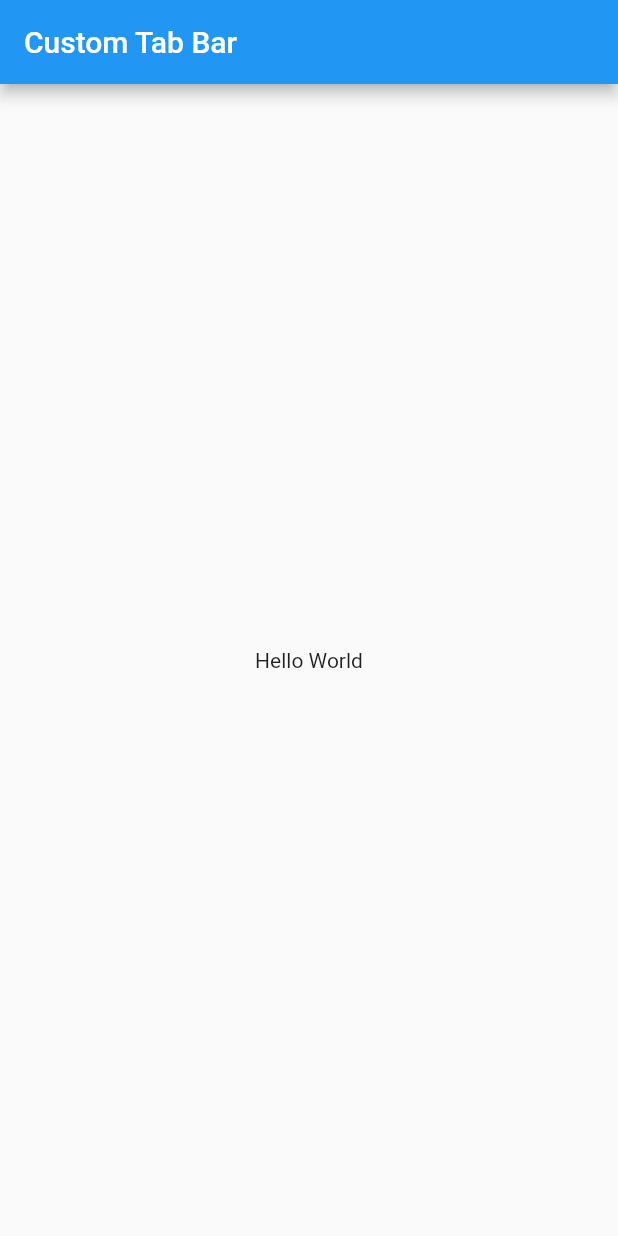
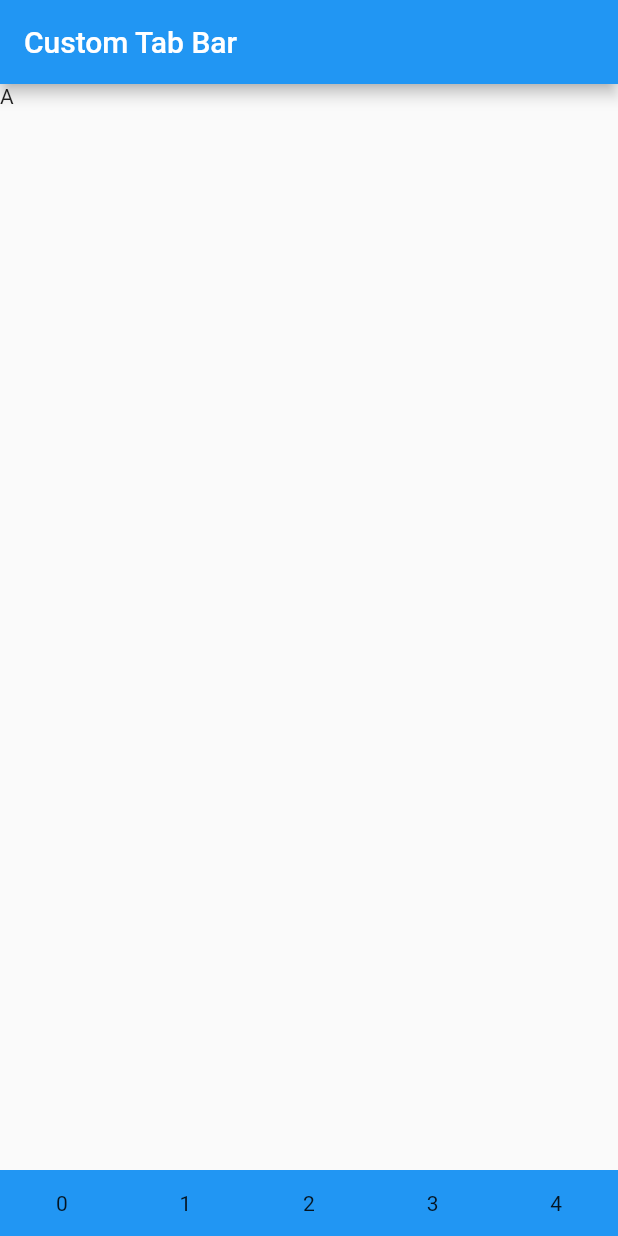
Before and after one commit to damon-ko/custom_tab_bar, a Flutter app: the screen it shows after launch, on a phone screen of 412 x 824 dp. Run offline on Flutter 3.47's test engine with Material 2 defaults, Android fonts, the light colour scheme and no system bars.

Commit message:
#1 기본 탭바 구성
* 탭바 버튼 5개 구성
* 페이지 전환 구성

```diff
--- /dev/null
+++ b/lib/custom_tab_bar.dart
@@ -0,0 +1,52 @@
+import 'package:custom_tab_bar/custom_tab_button.dart';
+import 'package:flutter/material.dart';
+
+class CustomTabBar extends StatefulWidget {
+  const CustomTabBar({
+    Key? key,
+    this.tabController,
+    this.backgroundColor = Colors.transparent,
+    this.height = 44,
+  }) : super(key: key);
+
+  final TabController? tabController;
+  final Color? backgroundColor;
+  final double height;
+
+  @override
+  State<CustomTabBar> createState() => _CustomTabBarState();
+}
+
+class _CustomTabBarState extends State<CustomTabBar> {
+  late final List<CustomTabButton> _list = <CustomTabButton>[];
+  void onTab(String title, int index) {
+    print("Tab $title");
+    widget.tabController?.index = index;
+  }
+
+  @override
+  void initState() {
+    for (int index = 0; index < widget.tabController!.length; index++) {
+      _list.add(CustomTabButton(
+        title: "$index",
+        onTabClick: () {
+          onTab("$index", index);
+        },
+      ));
+    }
+    super.initState();
+  }
+
+  @override
+  Widget build(BuildContext context) {
+    return Container(
+      color: widget.backgroundColor,
+      height: widget.height,
+      child: Row(
+        mainAxisSize: MainAxisSize.max,
+        crossAxisAlignment: CrossAxisAlignment.stretch,
+        children: _list,
+      ),
+    );
+  }
+}
--- /dev/null
+++ b/lib/custom_tab_button.dart
@@ -0,0 +1,34 @@
+import 'package:flutter/material.dart';
+
+class CustomTabButton extends StatelessWidget {
+  final String title;
+  final Color? color;
+  final VoidCallback onTabClick;
+
+  const CustomTabButton({
+    Key? key,
+    this.title = "",
+    this.color = Colors.transparent,
+    required this.onTabClick,
+  }) : super(key: key);
+
+  @override
+  Widget build(BuildContext context) {
+    return Expanded(
+      child: GestureDetector(
+        onTap: () {
+          onTabClick();
+        },
+        child: Container(
+          color: color,
+          child: Column(
+            mainAxisAlignment: MainAxisAlignment.center,
+            children: [
+              Text(title)
+            ],
+          ),
+        ),
+      ),
+    );
+  }
+}
--- a/lib/main.dart
+++ b/lib/main.dart
@@ -1,3 +1,4 @@
+import 'package:custom_tab_bar/custom_tab_bar.dart';
 import 'package:flutter/material.dart';
 
 void main() {
@@ -28,7 +29,14 @@ class MyHomePage extends StatefulWidget {
   State<MyHomePage> createState() => _MyHomePageState();
 }
 
-class _MyHomePageState extends State<MyHomePage> {
+class _MyHomePageState extends State<MyHomePage> with TickerProviderStateMixin {
+  late TabController _tabController;
+  late TabBar bar;
+  @override
+  void initState() {
+    _tabController = TabController(length: 5, vsync: this);
+    super.initState();
+  }
 
   @override
   Widget build(BuildContext context) {
@@ -36,15 +44,19 @@ class _MyHomePageState extends State<MyHomePage> {
       appBar: AppBar(
         title: Text(widget.title),
       ),
-      body: Center(
-        child: Column(
-          mainAxisAlignment: MainAxisAlignment.center,
-          children: const <Widget>[
-            Text(
-              'Hello World',
-            ),
-          ],
-        ),
+      bottomNavigationBar: CustomTabBar(
+        tabController: _tabController,
+        backgroundColor: Colors.blue,
+      ),
+      body: TabBarView(
+        controller: _tabController,
+        children: const [
+          Text("A"),
+          Text("B"),
+          Text("C"),
+          Text("D"),
+          Text("E"),
+        ],
       ),
     );
   }
```
